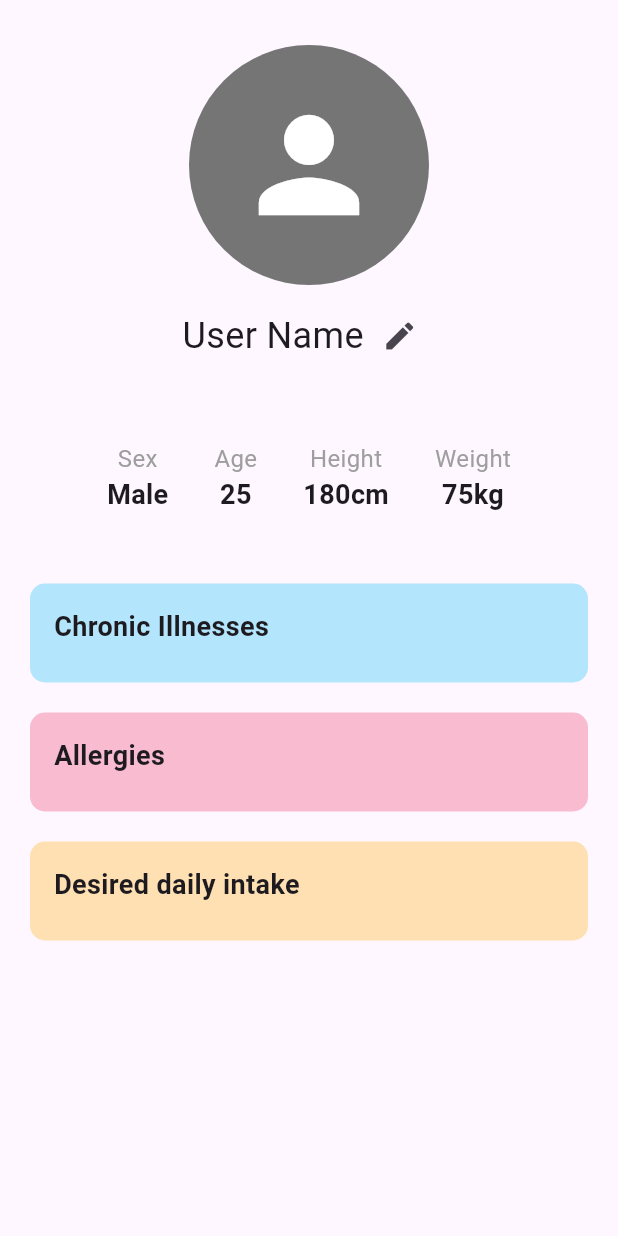
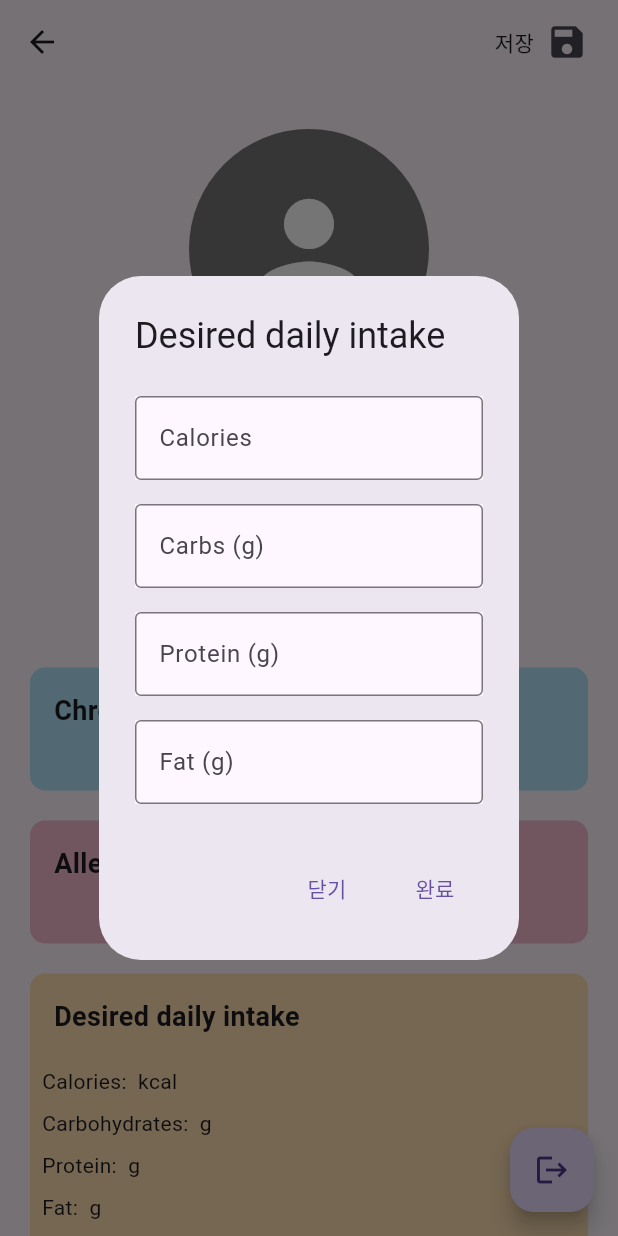
Before and after one commit to neoman-omyeon-go/Bigsasimi_FrontEnd, a Flutter app: the Profile screen opened directly, after a tap on "Desired daily intake", on a phone screen of 412 x 824 dp. Run offline on Flutter 3.47's test engine with Material 3 defaults, Android fonts, the phone set to English and light mode, and no system bars; our stand-ins replace dio, dotted_border, flutter_native_splash, flutter_secure_storage, fluttertoast, image_picker; accounts and stored records are empty.

Commit message:
Profile UI develop done

```diff
--- a/lib/profile.dart
+++ b/lib/profile.dart
@@ -10,6 +10,12 @@ class Profile extends StatefulWidget {
 
 class _ProfileState extends State<Profile> {
   File? _image;
+  TextEditingController _caloriesController = TextEditingController();
+  TextEditingController _nutrientsController = TextEditingController();
+  String calorieIntake = '';
+  String carbIntake = '';
+  String proteinIntake = '';
+  String fatIntake = '';
   List<String> selectedChronicIllnesses = [];
   List<String> selectedAllergies = [];
 
@@ -44,6 +50,27 @@ class _ProfileState extends State<Profile> {
   @override
   Widget build(BuildContext context) {
     return Scaffold(
+      appBar: AppBar(
+        actions: [
+          Padding(
+            padding: const EdgeInsets.symmetric(horizontal: 12),
+            child: IconButton(
+              iconSize: 28,
+              icon: Row(
+                children: [
+                  Text('저장'), // 텍스트// 저장 아이콘
+                  SizedBox(width: 8), // 아이콘과 텍스트 사이 간격
+                  Icon(Icons.save),
+                ],
+              ),
+              onPressed: () {
+                // 저장 버튼을 눌렀을 때의 동작 구현
+                // 예: _saveProfile();
+              },
+            ),
+          ),
+        ],
+      ),
       body: ListView(
         children: <Widget>[
           SizedBox(height: 30),
@@ -104,14 +131,27 @@ class _ProfileState extends State<Profile> {
                   title: 'Desired daily intake',
                   color: Colors.orange.shade100,
                   onTap: () {
-                    // Desired daily intake 섹션의 Edit 버튼을 클릭했을 때의 로직
+                    _showDesiredDailyIntakeDialog();
                   },
-                  selectedItems: [], // Desired daily intake 섹션은 선택된 항목이 없으므로 빈 리스트 전달
+                  selectedItems: [
+                    'Calories: $calorieIntake kcal',
+                    'Carbohydrates: $carbIntake g',
+                    'Protein: $proteinIntake g',
+                    'Fat: $fatIntake g',
+                  ],
                 ),
               ],
             ),
           ),
         ],
+      ),
+      floatingActionButtonLocation: FloatingActionButtonLocation.endFloat,
+      floatingActionButton: FloatingActionButton(
+        onPressed: () {
+          // 로그아웃 버튼을 눌렀을 때의 동작 구현
+          // 예: _logout();
+        },
+        child: Icon(Icons.logout),
       ),
     );
   }
@@ -134,7 +174,7 @@ class _ProfileState extends State<Profile> {
     showDialog(
       context: context,
       builder: (BuildContext context) {
-        List<String> tempSelectedChronicIllnesses = List.from(selectedChronicIllnesses); // 현재 선택된 항목들을 임시 리스트에 복사합니다.
+        List<String> tempSelectedChronicIllnesses = List.from(selectedChronicIllnesses);
         return StatefulBuilder(
           builder: (context, setState) {
             return AlertDialog(
@@ -168,13 +208,13 @@ class _ProfileState extends State<Profile> {
                 TextButton(
                   child: Text('닫기'),
                   onPressed: () {
-                    Navigator.of(context).pop(); // 다이얼로그 닫기
+                    Navigator.of(context).pop();
                   },
                 ),
                 TextButton(
                   child: Text('완료'),
                   onPressed: () {
-                    Navigator.of(context).pop(tempSelectedChronicIllnesses); // 변경된 내용 전달
+                    Navigator.of(context).pop(tempSelectedChronicIllnesses);
                   },
                 ),
               ],
@@ -185,7 +225,7 @@ class _ProfileState extends State<Profile> {
     ).then((result) {
       if (result != null) {
         setState(() {
-          selectedChronicIllnesses = List<String>.from(result); // 변경된 내용을 적용합니다.
+          selectedChronicIllnesses = List<String>.from(result);
         });
       }
     });
@@ -195,7 +235,7 @@ class _ProfileState extends State<Profile> {
     showDialog(
       context: context,
       builder: (BuildContext context) {
-        List<String> tempSelectedAllergies = List.from(selectedAllergies); // 현재 선택된 항목들을 임시 리스트에 복사합니다.
+        List<String> tempSelectedAllergies = List.from(selectedAllergies);
         return StatefulBuilder(
           builder: (context, setState) {
             return AlertDialog(
@@ -229,16 +269,15 @@ class _ProfileState extends State<Profile> {
                 TextButton(
                   child: Text('닫기'),
                   onPressed: () {
-                    Navigator.of(context).pop(); // 다이얼로그 닫기
+                    Navigator.of(context).pop();
                   },
                 ),
                 TextButton(
                   child: Text('완료'),
                   onPressed: () {
-                    Navigator.of(context).pop(tempSelectedAllergies); // 변경된 내용 전달
+                    Navigator.of(context).pop(tempSelectedAllergies);
                   },
                 ),
-
               ],
             );
           },
@@ -247,14 +286,89 @@ class _ProfileState extends State<Profile> {
     ).then((result) {
       if (result != null) {
         setState(() {
-          selectedAllergies = List<String>.from(result); // 변경된 내용을 적용합니다.
+          selectedAllergies = List<String>.from(result);
         });
       }
     });
   }
 
+  // Desired daily intake 다이얼로그 표시 메서드
+  void _showDesiredDailyIntakeDialog() {
+    // 각 입력 필드에 대한 컨트롤러 생성
+    TextEditingController calorieController = TextEditingController(text: calorieIntake);
+    TextEditingController carbController = TextEditingController(text: carbIntake);
+    TextEditingController proteinController = TextEditingController(text: proteinIntake);
+    TextEditingController fatController = TextEditingController(text: fatIntake);
+
+    showDialog(
+      context: context,
+      builder: (BuildContext context) {
+        return AlertDialog(
+          title: Text('Desired daily intake'),
+          content: SingleChildScrollView(
+            child: Column(
+              mainAxisSize: MainAxisSize.min,
+              children: [
+                _buildInputField('Calories', 'Calories', calorieController),
+                _buildInputField('Carbohydrates', 'Carbs (g)', carbController),
+                _buildInputField('Protein', 'Protein (g)', proteinController),
+                _buildInputField('Fat', 'Fat (g)', fatController),
+              ],
+            ),
+          ),
+          actions: <Widget>[
+            TextButton(
+              child: Text('닫기'),
+              onPressed: () {
+                Navigator.of(context).pop(); // 다이얼로그 닫기
+              },
+            ),
+            TextButton(
+              child: Text('완료'),
+              onPressed: () {
+                // 입력된 내용 저장 후 다이얼로그 닫기
+                _saveDesiredDailyIntake(
+                  calorieController.text,
+                  carbController.text,
+                  proteinController.text,
+                  fatController.text,
+                );
+                Navigator.of(context).pop();
+              },
+            ),
+          ],
+        );
+      },
+    );
+  }
 
 
+  Widget _buildInputField(String nutrientName, String labelText, TextEditingController controller) {
+    return Padding(
+      padding: EdgeInsets.symmetric(vertical: 8),
+      child: Container(
+        width: double.infinity,
+        color: Theme.of(context).scaffoldBackgroundColor,
+        child: TextField(
+          controller: controller,
+          keyboardType: TextInputType.number,
+          decoration: InputDecoration(
+            labelText: labelText,
+            border: OutlineInputBorder(),
+          ),
+        ),
+      ),
+    );
+  }
+
+  void _saveDesiredDailyIntake(String calories, String carbs, String protein, String fat) {
+    setState(() {
+      calorieIntake = calories;
+      carbIntake = carbs;
+      proteinIntake = protein;
+      fatIntake = fat;
+    });
+  }
 }
 
 class ProfileSectionButton extends StatelessWidget {
@@ -296,23 +410,18 @@ class ProfileSectionButton extends StatelessWidget {
             SizedBox(height: 8),
             Container(
               width: double.infinity,
-              child: SingleChildScrollView(
-                scrollDirection: Axis.horizontal,
-                child: Row(
+              color: color, // ProfileSectionButton의 배경색과 동일하게 설정
+              child: Padding(
+                padding: const EdgeInsets.all(8.0),
+                child: Column(
+                  crossAxisAlignment: CrossAxisAlignment.start,
                   children: selectedItems
                       .map(
                         (item) => Padding(
-                      padding: const EdgeInsets.symmetric(horizontal: 4),
-                      child: Chip(
-                        label: Text(
-                          item,
-                          style: TextStyle(fontSize: 14),
-                        ),
-                        backgroundColor: Colors.grey[300],
-                        labelPadding: EdgeInsets.symmetric(
-                          horizontal: 8,
-                          vertical: 4,
-                        ),
+                      padding: const EdgeInsets.symmetric(vertical: 4),
+                      child: Text(
+                        item,
+                        style: TextStyle(fontSize: 14),
                       ),
                     ),
                   )
```
